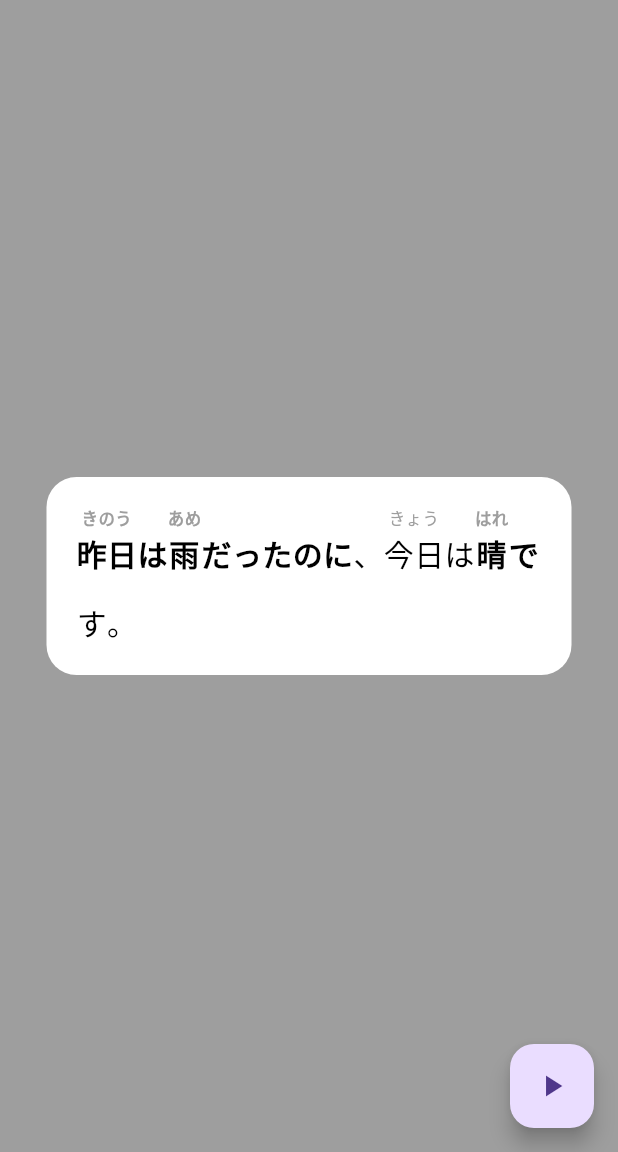
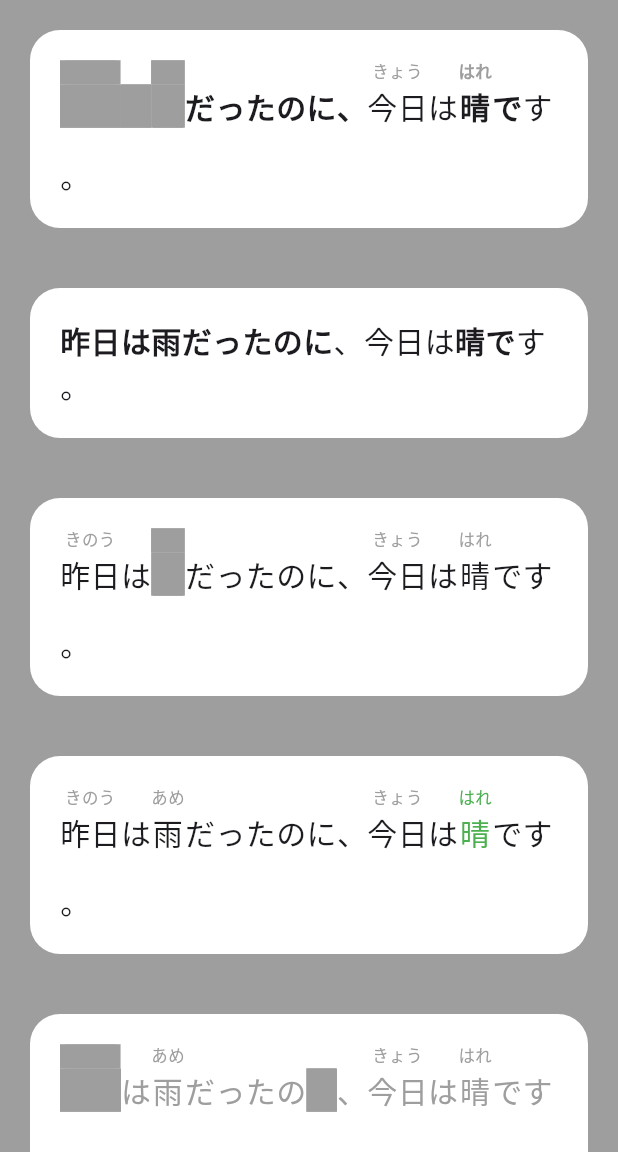
Before and after one commit to drainlin/ruby_html_plus, a Flutter app: the screen it shows after launch, after a tap on an icon or button, on a phone screen of 412 x 824 dp, the part 84-1236 px from its top. Run offline on Flutter 3.47's test engine with Material 3 defaults, Android fonts, the phone set to English and light mode, and no system bars; our stand-ins replace equatable, flutter_hooks, tuple.

Commit message:
add more example widgets

```diff
--- a/example/lib/main.dart
+++ b/example/lib/main.dart
@@ -21,23 +21,31 @@ class _MyAppState extends State<MyApp> {
       home: Scaffold(
         backgroundColor: Colors.grey,
         appBar: AppBar(title: Text("RubyTextPlus Example")),
-        body: Center(child: _buildBody()),
-        floatingActionButton: FloatingActionButton(
-          onPressed: () {},
-          child: Icon(Icons.play_arrow),
+        body: Column(
+          children: [
+            _buildRubyHtml(),
+            _buildRubyHtmlWithoutRuby(),
+            _buildRubyHtmlWithSymbols(),
+            _buildRubyHtmlWithHighlight(),
+            _buildRubyHtmlOverlayWithIndex(),
+            _buildRubyHtmlBoldWithIndex(),
+          ],
         ),
       ),
     );
   }
 
-  Widget _buildBody() {
-    return Container(
+  Widget _buildRubyHtml() {
+    return Row(
+      children: [
+        Expanded(
+          child: Container(
+            margin: const EdgeInsets.all(20),
             padding: const EdgeInsets.all(20),
             decoration: BoxDecoration(
               color: Colors.white,
               borderRadius: BorderRadius.all(Radius.circular(20)),
             ),
-      width: 350,
             child: GestureDetector(
               onTap: () {
                 setState(() {
@@ -46,21 +54,135 @@ class _MyAppState extends State<MyApp> {
               },
               child:
                   isShowOverlay
-                ? RubyHtmlPlus(
+                      ? RubyHtmlPlus.overlayWithSymbol(
+                        '<ruby>#昨日<rt>きのう</rt></ruby>は<ruby>雨#<rt>あめ</rt></ruby>%だったのに、%<ruby>今日<rt>きょう</rt></ruby>は<ruby>%晴<rt>はれ</rt></ruby>で%す。',
+                        shouldShowRubyText: true,
+                        context: context,
+                      )
+                      : RubyHtmlPlus(
                         '<ruby>昨日<rt>きのう</rt></ruby>は<ruby>雨<rt>あめ</rt></ruby>だったのに、<ruby>今日<rt>きょう</rt></ruby>は<ruby>晴<rt>はれ</rt></ruby>です。',
                         boldIndex: [1, 2, 3, 4, 5, 6, 7, 8, 13, 14],
                         shouldShowRubyText: true,
-                  rubyTextStyle: TextStyle(fontSize: 11, color: Colors.grey),
-                  textStyle: TextStyle(fontSize: 20, color: Colors.black),
-                )
-                : RubyHtmlPlus.overlayWithSymbol(
-                  '<ruby>#昨日<rt>きのう</rt></ruby>は<ruby>雨#<rt>あめ</rt></ruby>%だったのに、%<ruby>今日<rt>きょう</rt></ruby>は<ruby>%晴<rt>はれ</rt></ruby>で%す。',
+                      ),
+            ),
+          ),
+        ),
+      ],
+    );
+  }
+
+  Widget _buildRubyHtmlWithoutRuby() {
+    return Row(
+      children: [
+        Expanded(
+          child: Container(
+            margin: const EdgeInsets.all(20),
+            padding: const EdgeInsets.all(20),
+            decoration: BoxDecoration(
+              color: Colors.white,
+              borderRadius: BorderRadius.all(Radius.circular(20)),
+            ),
+            child: RubyHtmlPlus(
+              '<ruby>昨日<rt>きのう</rt></ruby>は<ruby>雨<rt>あめ</rt></ruby>だったのに、<ruby>今日<rt>きょう</rt></ruby>は<ruby>晴<rt>はれ</rt></ruby>です。',
+              boldIndex: [1, 2, 3, 4, 5, 6, 7, 8, 13, 14],
+              shouldShowRubyText: false,
+            ),
+          ),
+        ),
+      ],
+    );
+  }
+
+  Widget _buildRubyHtmlWithSymbols() {
+    return Row(
+      children: [
+        Expanded(
+          child: Container(
+            margin: const EdgeInsets.all(20),
+            padding: const EdgeInsets.all(20),
+            decoration: BoxDecoration(
+              color: Colors.white,
+              borderRadius: BorderRadius.all(Radius.circular(20)),
+            ),
+            child: RubyHtmlPlus.overlayWithSymbol(
+              '<ruby>昨日<rt>きのう</rt></ruby>は<ruby>#雨#<rt>あめ</rt></ruby>だったのに、<ruby>今日<rt>きょう</rt></ruby>は<ruby>晴<rt>はれ</rt></ruby>です。',
+              overlaySymbol: '#',
               shouldShowRubyText: true,
-                  rubyTextStyle: TextStyle(fontSize: 11, color: Colors.grey),
-                  textStyle: TextStyle(fontSize: 20, color: Colors.black),
               context: context,
             ),
           ),
+        ),
+      ],
+    );
+  }
+
+  Widget _buildRubyHtmlWithHighlight() {
+    return Row(
+      children: [
+        Expanded(
+          child: Container(
+            margin: const EdgeInsets.all(20),
+            padding: const EdgeInsets.all(20),
+            decoration: BoxDecoration(
+              color: Colors.white,
+              borderRadius: BorderRadius.all(Radius.circular(20)),
+            ),
+            child: RubyHtmlPlus.highlightMatchingText(
+              '<ruby>昨日<rt>きのう</rt></ruby>は<ruby>雨<rt>あめ</rt></ruby>だったのに、<ruby>今日<rt>きょう</rt></ruby>は<ruby>晴<rt>はれ</rt></ruby>です。',
+              shouldShowRubyText: true,
+              context: context,
+              matchingText: '晴',
+              ignoreSymbol: false,
+              matchedColor: Colors.green,
+            ),
+          ),
+        ),
+      ],
+    );
+  }
+
+  Widget _buildRubyHtmlOverlayWithIndex() {
+    return Row(
+      children: [
+        Expanded(
+          child: Container(
+            margin: const EdgeInsets.all(20),
+            padding: const EdgeInsets.all(20),
+            decoration: BoxDecoration(
+              color: Colors.white,
+              borderRadius: BorderRadius.all(Radius.circular(20)),
+            ),
+            child: RubyHtmlPlus.overlay(
+              '<ruby>昨日<rt>きのう</rt></ruby>は<ruby>雨<rt>あめ</rt></ruby>だったのに、<ruby>今日<rt>きょう</rt></ruby>は<ruby>晴<rt>はれ</rt></ruby>です。',
+              shouldShowRubyText: true,
+              context: context,
+              overlayIndex: [0, 1, 8],
+            ),
+          ),
+        ),
+      ],
+    );
+  }
+
+  Widget _buildRubyHtmlBoldWithIndex() {
+    return Row(
+      children: [
+        Expanded(
+          child: Container(
+            margin: const EdgeInsets.all(20),
+            padding: const EdgeInsets.all(20),
+            decoration: BoxDecoration(
+              color: Colors.white,
+              borderRadius: BorderRadius.all(Radius.circular(20)),
+            ),
+            child: RubyHtmlPlus(
+              '<ruby>昨日<rt>きのう</rt></ruby>は<ruby>雨<rt>あめ</rt></ruby>だったのに、<ruby>今日<rt>きょう</rt></ruby>は<ruby>晴<rt>はれ</rt></ruby>です。',
+              shouldShowRubyText: true,
+              boldIndex: [0, 1, 3, 10, 11, 13],
+            ),
+          ),
+        ),
+      ],
     );
   }
 }
--- a/lib/src/model/ruby_html_plus_data.dart
+++ b/lib/src/model/ruby_html_plus_data.dart
@@ -63,8 +63,7 @@ class RubyHtmlPlusData {
     for (var node in document.body!.nodes) {
       if (node.nodeType == dom.Node.TEXT_NODE) {
         if (node.text != null && node.text!.isNotEmpty) {
-          // 纯文本的情况
-          // 对每个字进行分割
+          // plain text
           final splitText = node.text!.split('');
 
           for (final String char in splitText) {
@@ -94,7 +93,7 @@ class RubyHtmlPlusData {
             }
 
             if (mainText.isNotEmpty && rubyText.isNotEmpty) {
-              // 同时存在主文本和注音文本的情况
+              // main text and ruby text are not empty
               rubyTexts.add(
                 RubyTextData(
                   mainText,
--- a/lib/src/ruby_html_plus.dart
+++ b/lib/src/ruby_html_plus.dart
@@ -25,13 +25,17 @@ class RubyHtmlPlus extends StatelessWidget {
   /// List of indices to be bold
   final List<int> boldIndex;
 
+  /// Bold font weight
+  final FontWeight fontWeight;
+
   const RubyHtmlPlus(
     this.html, {
     super.key,
     this.shouldShowRubyText = true,
     this.boldIndex = const [],
-    required this.textStyle,
-    required this.rubyTextStyle,
+    this.fontWeight = FontWeight.w600,
+    this.textStyle = const TextStyle(fontSize: 20),
+    this.rubyTextStyle = const TextStyle(fontSize: 11, color: Colors.grey),
     this.shouldTrimSpacingIfNotShowRubyText = true,
   });
 
@@ -56,7 +60,7 @@ class RubyHtmlPlus extends StatelessWidget {
 
         if (rangeLeft <= index && rangeRight > index) {
           dataList[dataList.indexOf(data)] = data.copyWith(
-            style: data.style?.copyWith(fontWeight: FontWeight.w600),
+            style: data.style?.copyWith(fontWeight: fontWeight),
           );
         }
         currentTextIndex = rangeRight;
@@ -90,10 +94,10 @@ class RubyHtmlPlus extends StatelessWidget {
     bool shouldTrimSpacingIfNotShowRubyText = true,
 
     /// TextStyle for main text
-    required TextStyle textStyle,
+    TextStyle textStyle = const TextStyle(fontSize: 20),
 
     /// TextStyle for ruby text
-    required TextStyle rubyTextStyle,
+    TextStyle rubyTextStyle = const TextStyle(fontSize: 11, color: Colors.grey),
   }) {
     final data = RubyHtmlPlusData(
       html,
@@ -134,6 +138,9 @@ class RubyHtmlPlus extends StatelessWidget {
     /// The text to be matched
     List<int> boldIndex = const [],
 
+    /// Bold font weight
+    FontWeight fontWeight = FontWeight.w600,
+
     /// The context for getting default text style
     required BuildContext context,
 
@@ -149,10 +156,10 @@ class RubyHtmlPlus extends StatelessWidget {
     bool shouldTrimSpacingIfNotShowRubyText = true,
 
     /// TextStyle for main text
-    required TextStyle textStyle,
+    TextStyle textStyle = const TextStyle(fontSize: 20, color: Colors.grey),
 
     /// TextStyle for ruby text
-    required TextStyle rubyTextStyle,
+    TextStyle rubyTextStyle = const TextStyle(fontSize: 11, color: Colors.grey),
   }) {
     final data = RubyHtmlPlusData(
       html,
@@ -196,7 +203,7 @@ class RubyHtmlPlus extends StatelessWidget {
 
         if (rangeLeft <= index && rangeRight > index) {
           textDataList[textDataList.indexOf(data)] = data.copyWith(
-            style: data.style?.copyWith(fontWeight: FontWeight.w600),
+            style: data.style?.copyWith(fontWeight: fontWeight),
           );
         }
         currentTextIndex = rangeRight;
@@ -229,10 +236,10 @@ class RubyHtmlPlus extends StatelessWidget {
     bool shouldTrimSpacingIfNotShowRubyText = true,
 
     /// TextStyle for main text
-    required TextStyle textStyle,
+    TextStyle textStyle = const TextStyle(fontSize: 20),
 
     /// TextStyle for ruby text
-    required TextStyle rubyTextStyle,
+    TextStyle rubyTextStyle = const TextStyle(fontSize: 11, color: Colors.grey),
   }) {
     final originalText =
         RubyHtmlPlusData(
```
Lines whose indentation alone changed are shown as unchanged.
